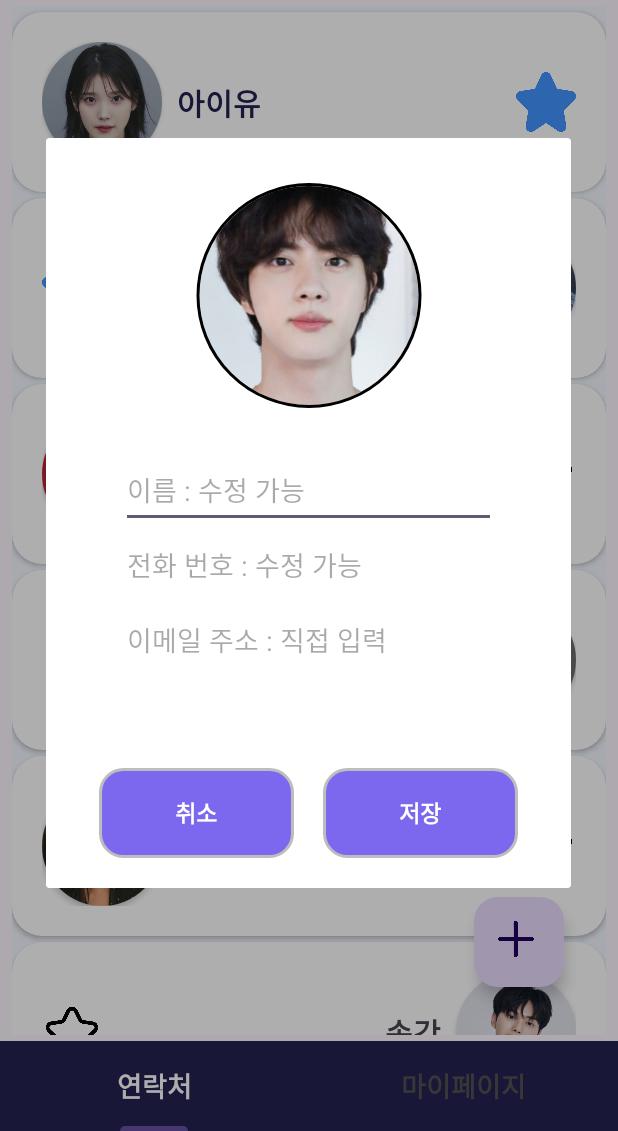
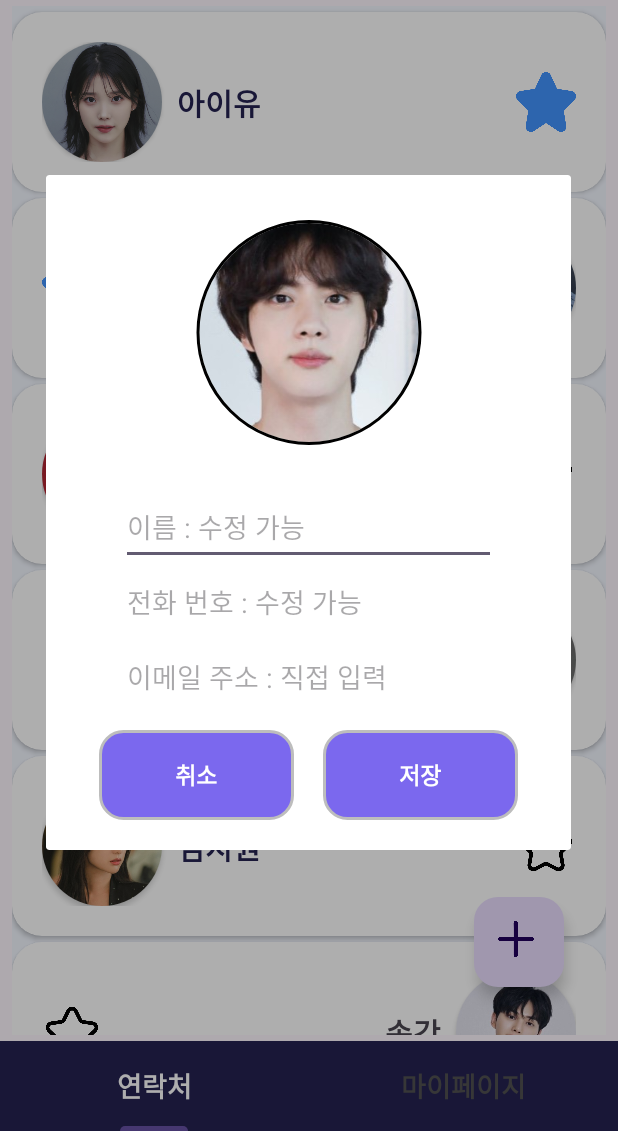
Before and after one commit to NBC-Project-closer/Closer, an Android app: the fragment LoadInfoDialogFragment placed in its activity, on a phone screen of 412 x 824 dp, the part 105-1236 px from its top. Run offline under Robolectric (Android 15) with nearby library versions, the phone set to English and light mode, and no system bars; our stand-ins replace CircleImageView; pictures from the network do not load.

Commit message:
fragment_load_info.xml

```diff
--- a/app/src/main/res/layout/fragment_load_info.xml
+++ b/app/src/main/res/layout/fragment_load_info.xml
@@ -9,7 +9,7 @@
 
     <androidx.constraintlayout.widget.ConstraintLayout
         android:layout_width="350dp"
-        android:layout_height="500dp"
+        android:layout_height="450dp"
         app:layout_constraintBottom_toBottomOf="parent"
         app:layout_constraintEnd_toEndOf="parent"
         app:layout_constraintStart_toStartOf="parent"
@@ -35,6 +35,7 @@
             android:layout_marginTop="30dp"
             android:layout_marginEnd="50dp"
             android:hint="이름 : 수정 가능"
+            android:inputType="text"
             app:layout_constraintEnd_toEndOf="parent"
             app:layout_constraintHorizontal_bias="0.502"
             app:layout_constraintStart_toStartOf="parent"
@@ -48,6 +49,7 @@
             android:layout_marginTop="50dp"
             android:layout_marginEnd="50dp"
             android:hint="전화 번호 : 수정 가능"
+            android:inputType="phone|number"
             app:layout_constraintEnd_toEndOf="@id/load_dialog_name"
             app:layout_constraintStart_toStartOf="@id/load_dialog_name"
             app:layout_constraintTop_toTopOf="@id/load_dialog_name" />
@@ -60,6 +62,7 @@
             android:layout_marginTop="50dp"
             android:layout_marginEnd="50dp"
             android:hint="이메일 주소 : 직접 입력"
+            android:inputType="textEmailAddress"
             app:layout_constraintEnd_toEndOf="@id/load_dialog_phone_number"
             app:layout_constraintStart_toStartOf="@id/load_dialog_phone_number"
             app:layout_constraintTop_toTopOf="@id/load_dialog_phone_number" />
```
